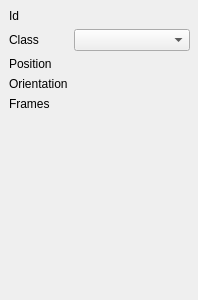
Above: boundingBoxInformation_ui.ui from MatthieuZins/BoundingBoxMe before the change. Below: the same form after it.
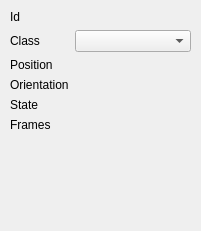
That is the form after the change.

The edit to the form file:
```diff
--- a/boundingBoxInformation_ui.ui
+++ b/boundingBoxInformation_ui.ui
@@ -6,8 +6,8 @@
    <rect>
     <x>0</x>
     <y>0</y>
-    <width>198</width>
-    <height>300</height>
+    <width>201</width>
+    <height>231</height>
    </rect>
   </property>
   <property name="windowTitle">
@@ -16,10 +16,10 @@
   <widget class="QWidget" name="formLayoutWidget">
    <property name="geometry">
     <rect>
-     <x>9</x>
-     <y>9</y>
+     <x>10</x>
+     <y>10</y>
      <width>181</width>
-     <height>281</height>
+     <height>211</height>
     </rect>
    </property>
    <layout class="QFormLayout" name="formLayout">
@@ -61,14 +61,14 @@
       </property>
      </widget>
     </item>
-    <item row="4" column="0">
+    <item row="5" column="0">
      <widget class="QLabel" name="label_8">
       <property name="text">
        <string>Frames</string>
       </property>
      </widget>
     </item>
-    <item row="4" column="1">
+    <item row="5" column="1">
      <widget class="QLabel" name="label_BB_Frames">
       <property name="text">
        <string/>
@@ -89,6 +89,20 @@
       </property>
      </widget>
     </item>
+    <item row="4" column="0">
+     <widget class="QLabel" name="label_3">
+      <property name="text">
+       <string>State</string>
+      </property>
+     </widget>
+    </item>
+    <item row="4" column="1">
+     <widget class="QLabel" name="label_BB_State">
+      <property name="text">
+       <string/>
+      </property>
+     </widget>
+    </item>
    </layout>
   </widget>
  </widget>
```
